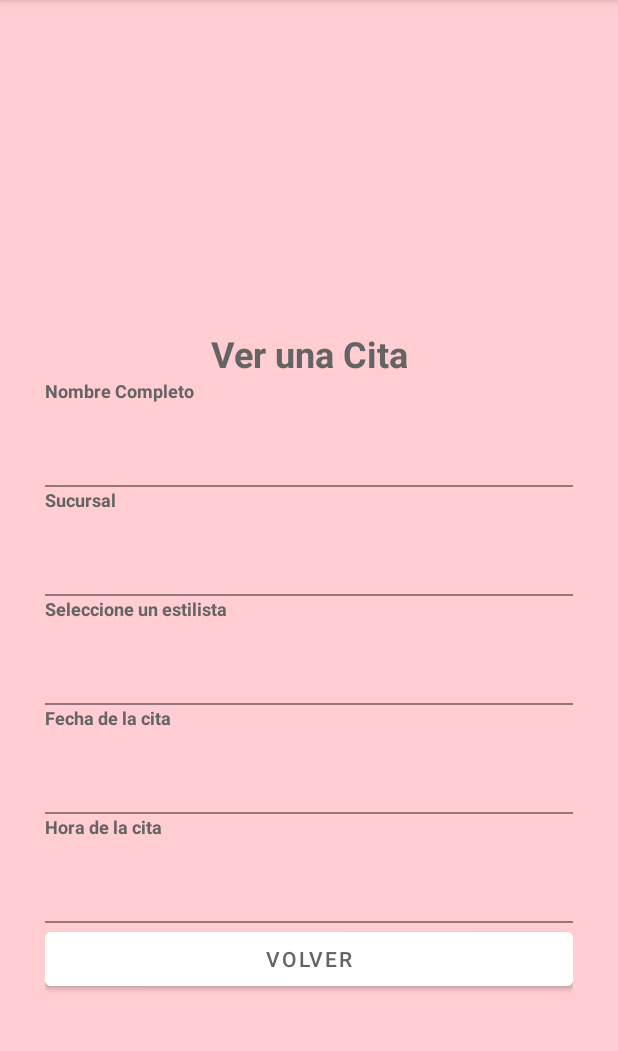
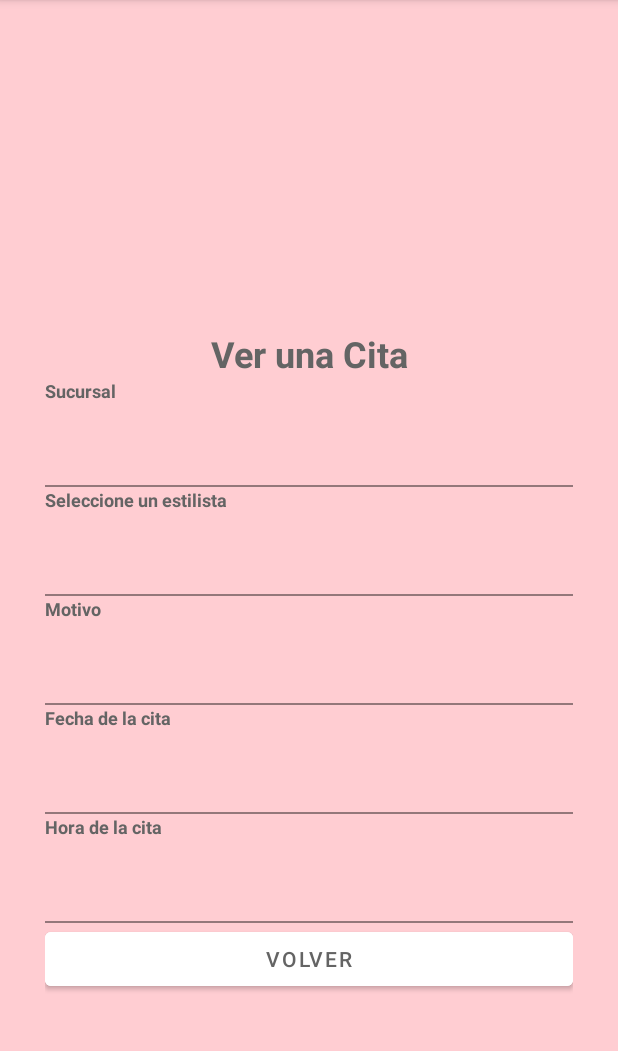
Before and after one commit to siguenza98/CatedraDSM, an Android app: the screen it shows after launch (VerCita), on a phone screen of 412 x 824 dp, the part 84-1135 px from its top. Run offline under Robolectric (Android 15) with nearby library versions, the phone set to English and light mode, and no system bars; our stand-ins replace Volley; network calls fail.

Commit message:
ver cita

```diff
--- a/app/src/main/java/sv/edu/udb/catedradsm/VerCita.java
+++ b/app/src/main/java/sv/edu/udb/catedradsm/VerCita.java
@@ -4,7 +4,6 @@ import androidx.appcompat.app.AppCompatActivity;
 
 import android.content.SharedPreferences;
 import android.os.Bundle;
-import android.view.View;
 import android.widget.Button;
 import android.widget.EditText;
 import android.widget.Toast;
@@ -17,7 +16,7 @@ import sv.edu.udb.catedradsm.models.CitasModel;
 
 public class VerCita extends AppCompatActivity {
     CitasController controller = new CitasController(VerCita.this);
-    private EditText edtNombre;
+    private EditText edtMotivo;
     private EditText edtSucursal;
     private EditText edtEstilista;
     private EditText edtFecha;
@@ -31,7 +30,7 @@ public class VerCita extends AppCompatActivity {
         super.onCreate(savedInstanceState);
         setContentView(R.layout.activity_ver_cita);
 
-        edtNombre = (EditText) findViewById(R.id.edtNombre);
+        edtMotivo = (EditText) findViewById(R.id.edtMotivo);
         edtSucursal = (EditText) findViewById(R.id.edtSucursal);
         edtEstilista = (EditText) findViewById(R.id.edtEstilista);
         edtFecha = (EditText) findViewById(R.id.edtFecha);
@@ -67,7 +66,7 @@ public class VerCita extends AppCompatActivity {
                         String hora = obj.getString("hora");
                         String costototal = obj.getString("costototal");
 
-                        edtNombre.setText(motivo);
+                        edtMotivo.setText(motivo);
                         edtEstilista.setText(idestilista);
                         edtSucursal.setText(idsucursal);
                         edtFecha.setText(fecha);
@@ -77,18 +76,6 @@ public class VerCita extends AppCompatActivity {
                     }else{
                         Toast.makeText(VerCita.this, "Hubo un error al realizar la petición", Toast.LENGTH_SHORT).show();
                     }
-
-                    /*String mensaje = obj.getString("respuesta");
-                    String code = obj.getString("code");
-
-                    if(mensaje.equals("OK")){
-                        Toast.makeText(VerCita.this, "Cita agendada con éxito", Toast.LENGTH_SHORT).show();
-                        //System.out.println(obj.toString());
-                        //redirigir hacia activity principal
-                    }else{
-                        System.out.println("ERROR");
-                    }*/
-
                 }catch(JSONException e){
                     e.printStackTrace();
                 }
--- a/app/src/main/res/layout/activity_ver_cita.xml
+++ b/app/src/main/res/layout/activity_ver_cita.xml
@@ -26,25 +26,7 @@
         android:textSize="24sp"
         android:textStyle="bold" />
 
-    <TextView
-        android:layout_width="wrap_content"
-        android:layout_height="wrap_content"
-        android:gravity="center_vertical"
-        android:text="@string/cita_paciente"
-        android:textColor="#646464"
-        android:textSize="12sp"
-        android:textStyle="bold" />
-    <com.google.android.material.textfield.TextInputLayout
-        android:layout_width="match_parent"
-        android:layout_height="wrap_content">
 
-        <com.google.android.material.textfield.TextInputEditText
-            android:id="@+id/edtNombre"
-            android:enabled="false"
-            android:background="#FFCDD2"
-            android:layout_width="match_parent"
-            android:layout_height="wrap_content"/>
-    </com.google.android.material.textfield.TextInputLayout>
 
     <TextView
         android:layout_width="wrap_content"
@@ -62,6 +44,7 @@
             android:id="@+id/edtSucursal"
             android:enabled="false"
             android:background="#FFCDD2"
+            android:textColor="#646464"
             android:layout_width="match_parent"
             android:layout_height="wrap_content"/>
     </com.google.android.material.textfield.TextInputLayout>
@@ -82,6 +65,28 @@
             android:id="@+id/edtEstilista"
             android:enabled="false"
             android:background="#FFCDD2"
+            android:textColor="#646464"
+            android:layout_width="match_parent"
+            android:layout_height="wrap_content"/>
+    </com.google.android.material.textfield.TextInputLayout>
+
+    <TextView
+        android:layout_width="wrap_content"
+        android:layout_height="wrap_content"
+        android:gravity="center_vertical"
+        android:text="@string/cita_motivo"
+        android:textColor="#646464"
+        android:textSize="12sp"
+        android:textStyle="bold" />
+    <com.google.android.material.textfield.TextInputLayout
+        android:layout_width="match_parent"
+        android:layout_height="wrap_content">
+
+        <com.google.android.material.textfield.TextInputEditText
+            android:id="@+id/edtMotivo"
+            android:enabled="false"
+            android:background="#FFCDD2"
+            android:textColor="#646464"
             android:layout_width="match_parent"
             android:layout_height="wrap_content"/>
     </com.google.android.material.textfield.TextInputLayout>
@@ -102,6 +107,7 @@
             android:id="@+id/edtFecha"
             android:enabled="false"
             android:background="#FFCDD2"
+            android:textColor="#646464"
             android:layout_width="match_parent"
             android:layout_height="wrap_content"/>
     </com.google.android.material.textfield.TextInputLayout>
@@ -122,6 +128,7 @@
             android:id="@+id/edtHora"
             android:enabled="false"
             android:background="#FFCDD2"
+            android:textColor="#646464"
             android:layout_width="match_parent"
             android:layout_height="wrap_content"/>
     </com.google.android.material.textfield.TextInputLayout>
--- a/app/src/main/res/values/strings.xml
+++ b/app/src/main/res/values/strings.xml
@@ -4,6 +4,7 @@
     <string name="cita_ver_titulo">Ver una Cita</string>
     <string name="cita_paciente">Nombre Completo</string>
     <string name="cita_sucursal">Sucursal</string>
+    <string name="cita_motivo">Motivo</string>
     <string name="cita_estilista">Seleccione un estilista</string>
     <string name="cita_fecha">Fecha de la cita</string>
     <string name="cita_hora">Hora de la cita</string>
```
Also changed, not shown: app/src/main/java/sv/edu/udb/catedradsm/AgendarCita.java (+8 -8 lines), app/src/main/res/layout/activity_agendar_cita.xml (+22 -10 lines).
